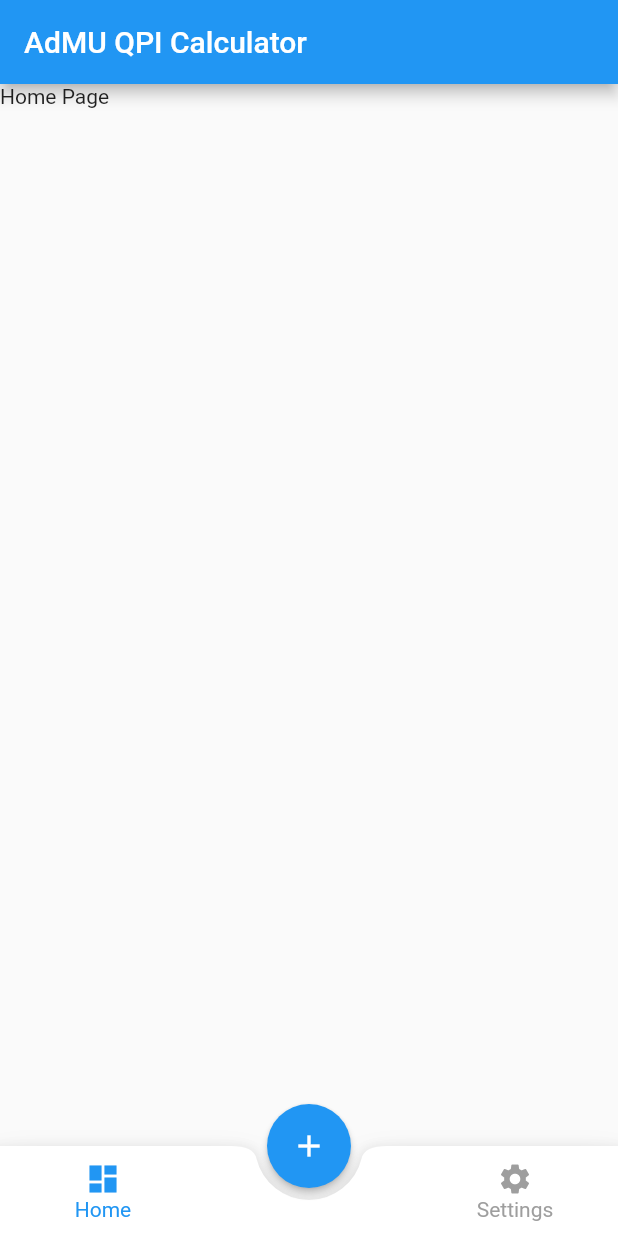
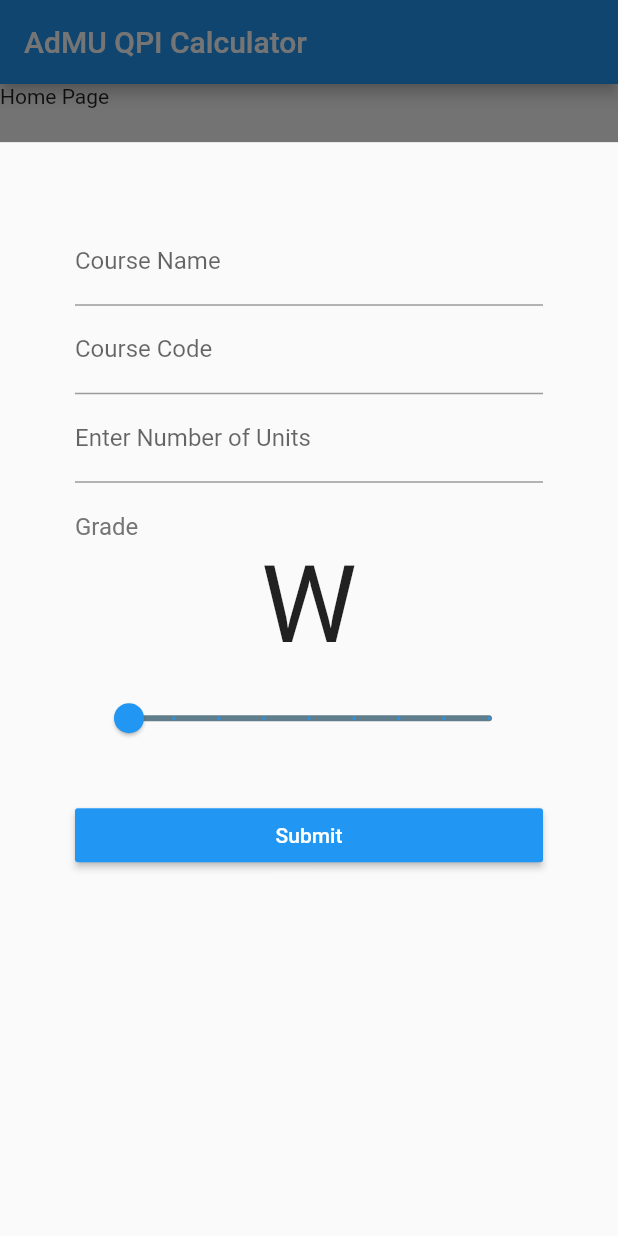
Before and after one commit to dsc-ateneo-de-manila-university/admu_qpi_calculator, a Flutter app: the screen it shows after launch, after a tap on the "add" icon, on a phone screen of 412 x 824 dp. Run offline on Flutter 3.47's test engine with Material 2 defaults, Android fonts, the phone set to English and light mode, and no system bars.

```diff
--- a/lib/main.dart
+++ b/lib/main.dart
@@ -2,6 +2,7 @@ import 'package:admu_qpi_calculator/widgets/fab_bottom_app_bar.dart';
 import 'package:admu_qpi_calculator/screens/home.dart';
 import 'package:admu_qpi_calculator/screens/settings.dart';
 import 'package:flutter/material.dart';
+import 'package:admu_qpi_calculator/screens/form.dart';
 
 void main() => runApp(new MyApp());
 
@@ -42,6 +43,23 @@ class _MainScreenState extends State<MainScreen> {
     });
   }
 
+  void displayBottomSheet(BuildContext context) {
+    showModalBottomSheet(
+        isScrollControlled: true,
+        context: context,
+        builder: (ctx) {
+          return Container(
+            height: MediaQuery.of(context).size.height * 0.885,
+            child: Center(
+              child: Padding(
+                padding: const EdgeInsets.all(50.0),
+                child: DataForm(),
+              ),
+            ),
+          );
+        });
+  }
+
   @override
   Widget build(BuildContext context) {
     return Scaffold(
@@ -64,6 +82,7 @@ class _MainScreenState extends State<MainScreen> {
         floatingActionButton: FloatingActionButton(
           onPressed: () {
             print("Floating Add Button Clicked");
+            displayBottomSheet(context);
           },
           tooltip: 'Add',
           child: Icon(Icons.add),
--- a/lib/screens/form.dart
+++ b/lib/screens/form.dart
@@ -1,41 +1,4 @@
 import 'package:flutter/material.dart';
-
-class FormApp extends StatelessWidget {
-  // This widget is the root of your application.
-  @override
-  Widget build(BuildContext context) {
-    return new MaterialApp(
-      title: 'Form Page',
-      theme: new ThemeData(
-        primarySwatch: Colors.blue,
-      ),
-      home: new FormPage(title: 'Form Page'),
-    );
-  }
-}
-
-class FormPage extends StatefulWidget {
-  FormPage({Key key, this.title}) : super(key: key);
-
-  final String title;
-
-  @override
-  _FormPageState createState() => new _FormPageState();
-}
-
-class _FormPageState extends State<FormPage> {
-  @override
-  Widget build(BuildContext context) {
-    return new Scaffold(
-      appBar: new AppBar(
-        title: new Text(widget.title),
-      ),
-      body: new Container(
-          padding: new EdgeInsets.fromLTRB(40, 0, 40, 0),
-          child: new DataForm()),
-    );
-  }
-}
 
 class DataForm extends StatefulWidget {
   @override
@@ -113,12 +76,20 @@ class _DataFormState extends State<DataForm> {
     ));
 
     formWidget.add(new Container(
-      width: 350.0,
-      height: 300.0,
       child: Column(
         children: <Widget>[
+          Align(
+            alignment: Alignment.centerLeft,
+            child: Container(
+              padding: EdgeInsets.fromLTRB(0, 20 , 0 , 0),
+              child: Text(
+                'Grade',
+                style: TextStyle(fontSize: 16, color: Colors.grey[600] ),
+                ),
+            ),
+          ),
           Padding(
-            padding: const EdgeInsets.all(16.0),
+            padding: const EdgeInsets.fromLTRB(0, 0, 0, 0),
             child: Container(
                 child: Text(
               myLetterGrade,
@@ -126,7 +97,7 @@ class _DataFormState extends State<DataForm> {
             )),
           ),
           Padding(
-            padding: const EdgeInsets.all(8.0),
+            padding: const EdgeInsets.fromLTRB(10, 10 , 10, 30),
             child: Container(
               child: Slider(
                   min: 0.0,
```
